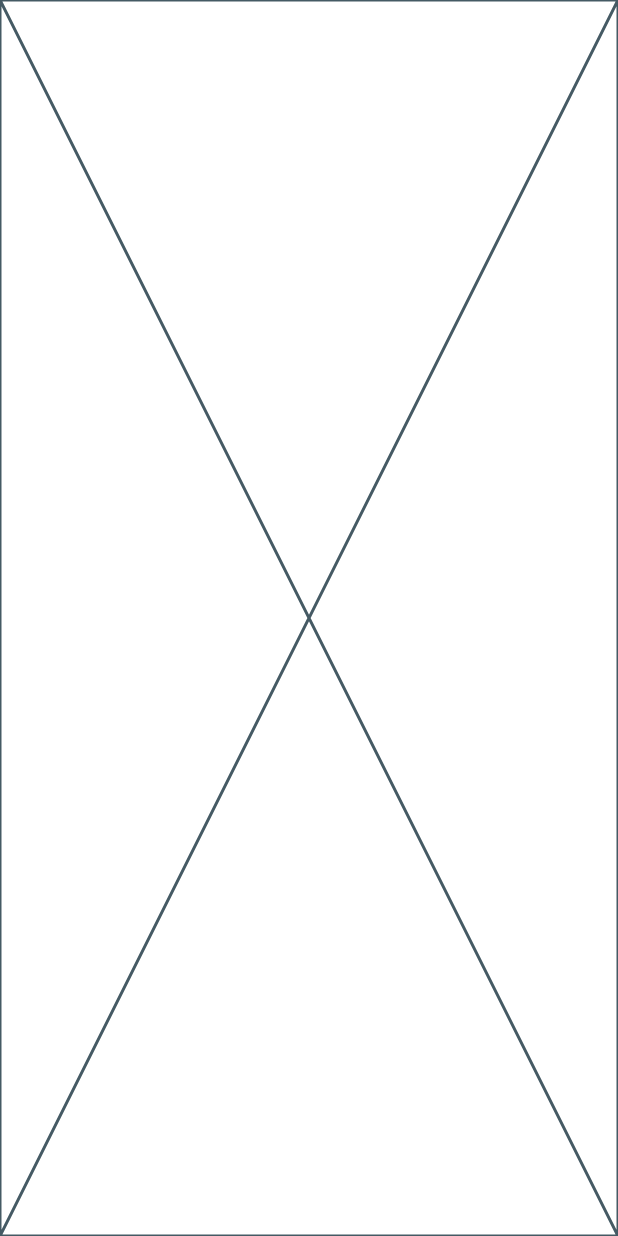
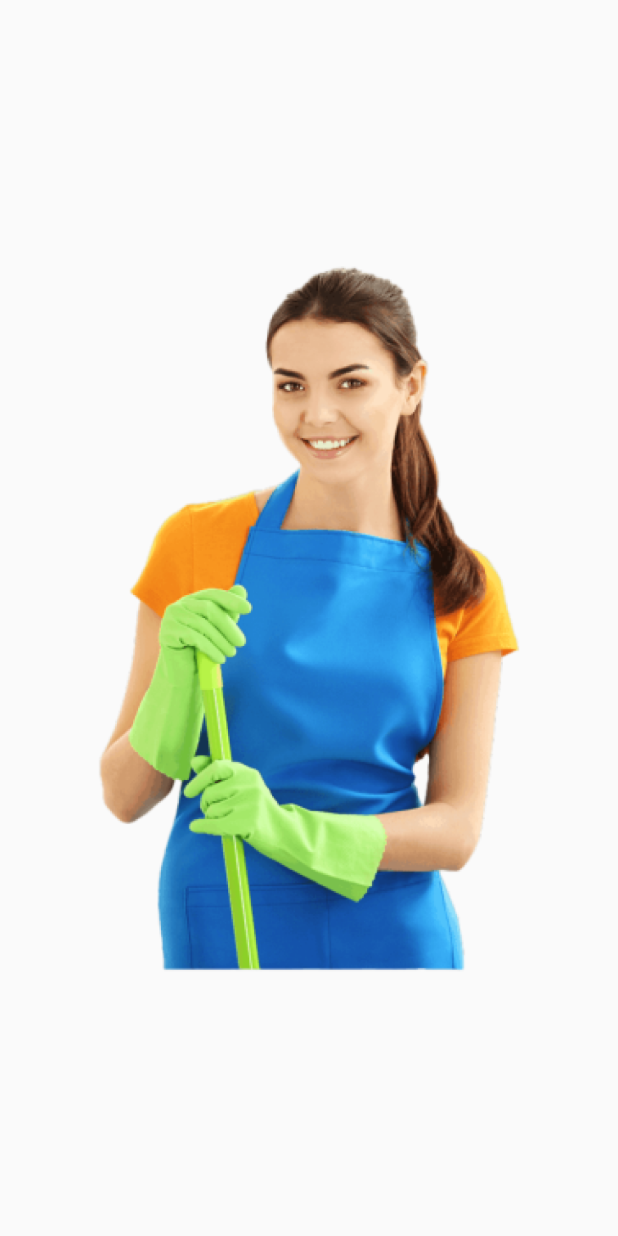
Before and after one commit to ENGMohamedAbdo-55/CleanCare-App, a Flutter app: the screen it shows after launch, on a phone screen of 412 x 824 dp. Run offline on Flutter 3.47's test engine with Material 2 defaults, Android fonts, the light colour scheme and no system bars.

Commit message:
det app colors and assets

```diff
--- a/lib/main.dart
+++ b/lib/main.dart
@@ -10,28 +10,9 @@ class MyApp extends StatelessWidget {
   // This widget is the root of your application.
   @override
   Widget build(BuildContext context) {
-    return MaterialApp(
-      title: 'Flutter Demo',
-      theme: ThemeData(
-        // This is the theme of your application.
-        //
-        // TRY THIS: Try running your application with "flutter run". You'll see
-        // the application has a blue toolbar. Then, without quitting the app,
-        // try changing the seedColor in the colorScheme below to Colors.green
-        // and then invoke "hot reload" (save your changes or press the "hot
-        // reload" button in a Flutter-supported IDE, or press "r" if you used
-        // the command line to start the app).
-        //
-        // Notice that the counter didn't reset back to zero; the application
-        // state is not lost during the reload. To reset the state, use hot
-        // restart instead.
-        //
-        // This works for code too, not just values: Most code changes can be
-        // tested with just a hot reload.
-        colorScheme: ColorScheme.fromSeed(seedColor: Colors.deepPurple),
-        useMaterial3: true,
-      ),
-      home: const MyHomePage(),
+    return const MaterialApp(
+
+      home: MyHomePage(),
     );
   }
 }
@@ -40,6 +21,6 @@ class MyHomePage extends StatelessWidget {
 
   @override
   Widget build(BuildContext context) {
-    return const Placeholder();
+    return  Scaffold(body: Center(child:Image.asset("assets/images/welcome1.png") ));
   }
 }
```
Also changed, not shown: lib/core/utils/app_assets.dart (added, +13 -0 lines), lib/core/utils/app_colors.dart (added, +8 -0 lines), pubspec.yaml (+7 -3 lines), assets/images/emailverimg.png (added), assets/images/forgetpassimg.png (added), assets/images/logo1.png (added), assets/images/ressetpassimg.png (added), assets/images/welcome1.png (added).
